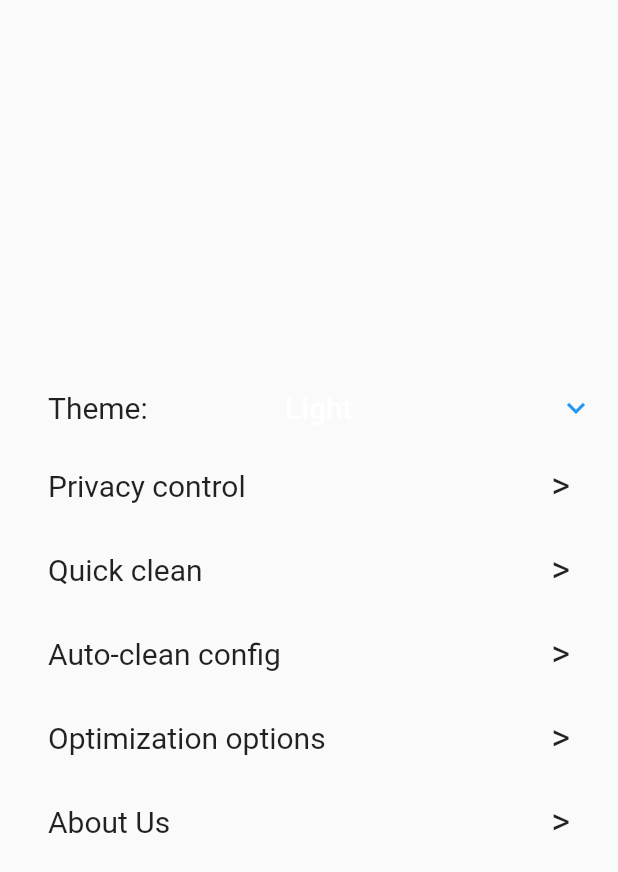
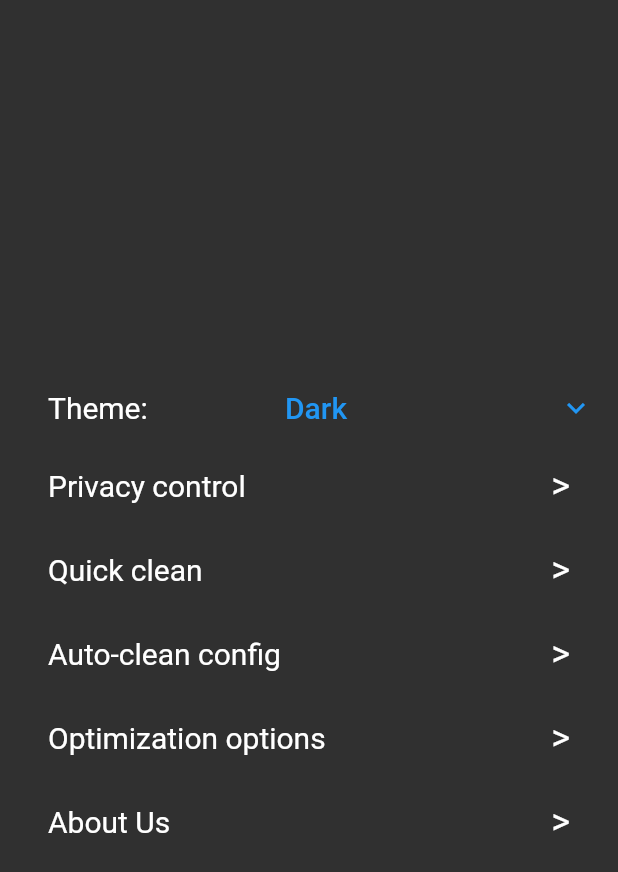
Before and after one commit to MrZethaz/projetowebdesign_1aii_ifbaiano, a Flutter app: the Config screen opened directly, on a phone screen of 412 x 824 dp. Shown: the top 872 px of the screen. Run offline on Flutter 3.47's test engine with Material 2 defaults, Android fonts, the phone set to English and light mode, and no system bars; our stand-ins replace flutter_svg, share_plus, shared_preferences; missing offline and left inert: flutter_share_plus; accounts and stored records are empty.

Commit message:
Some improvements

```diff
--- a/lib/ProjetoWebDesign.dart
+++ b/lib/ProjetoWebDesign.dart
@@ -10,7 +10,7 @@
 ThemeData theme = ThemeData.light().copyWith(
     colorScheme: ColorScheme.fromSwatch(
         primarySwatch: Colors.blue, accentColor: Colors.blue));
-ThemeData darkTheme = ThemeData.dark().copyWith(
+ThemeData themeDark = ThemeData.dark().copyWith(
     colorScheme: ColorScheme.fromSwatch(
         primarySwatch: Colors.blue, accentColor: Colors.blue));
 
@@ -75,7 +75,7 @@
     return MaterialApp(
       debugShowCheckedModeBanner: false,
       theme: theme,
-      darkTheme: darkTheme,
+      darkTheme: themeDark,
       themeMode: appTheme.themeMode,
       initialRoute: "/home",
       routes: {
--- a/lib/main.dart
+++ b/lib/main.dart
@@ -1,9 +1,13 @@
+import 'dart:io' show Platform;
+import 'dart:ui';
+
 import 'package:flutter/cupertino.dart';
 import 'package:flutter/services.dart';
 import 'package:projeto_webdesign/ProjetoWebDesign.dart';
 
 main() {
   WidgetsFlutterBinding.ensureInitialized();
+  DartPluginRegistrant.ensureInitialized();
   // Step 3
   SystemChrome.setPreferredOrientations([
     DeviceOrientation.portraitUp,
--- a/lib/screens/Config.dart
+++ b/lib/screens/Config.dart
@@ -1,4 +1,3 @@
-import 'package:cool_dropdown/cool_dropdown.dart';
 import 'package:flutter/material.dart';
 import 'package:projeto_webdesign/ProjetoWebDesign.dart';
 import 'package:shared_preferences/shared_preferences.dart';
@@ -104,15 +103,7 @@
               icon: const Icon(Icons.keyboard_arrow_down),
 
               // Array list of items
-              items: items.map((String items) {
-                return DropdownMenuItem(
-                  value: items,
-                  child: Text(
-                    items,
-                    style: TextStyle(color: Colors.white),
-                  ),
-                );
-              }).toList(),
+              items: _getDropdownMenuItem(),
               // After selecting the desired option,it will
               // change button value to selected value
               onChanged: (String? newValue) {
@@ -125,7 +116,6 @@
                 });
               },
               iconEnabledColor: Colors.blue,
-              dropdownColor: Colors.blue,
               borderRadius: BorderRadius.circular(32),
             ),
           ),
@@ -138,4 +128,19 @@
   setThemeSharedPreferences() async {
     sh.setBool("isDark", appTheme.isDarkTheme);
   }
+
+  _getDropdownMenuItem() {
+    return items.map((String item) {
+      return DropdownMenuItem(
+        value: item,
+        child: Text(item,
+            style: TextStyle(
+                color: item == items[items.indexOf(dropdownvalue)]
+                    ? Colors.blue
+                    : item == items[0]
+                        ? Colors.white
+                        : Colors.black)),
+      );
+    }).toList();
+  }
 }
--- a/pubspec.yaml
+++ b/pubspec.yaml
@@ -38,7 +38,9 @@
   cupertino_icons: ^1.0.2
   shared_preferences:
   flutter_svg: ^1.1.6
-  cool_dropdown: ^1.4.2
+  share_plus: ^6.2.0
+  flutter_share_plus:
+  path_provider:
 dev_dependencies:
   flutter_test:
     sdk: flutter
```
Also changed, not shown: lib/screens/Account.dart (+9 -1 lines), lib/screens/Home.dart (+16 -0 lines), pubspec.lock, 6 other files.
